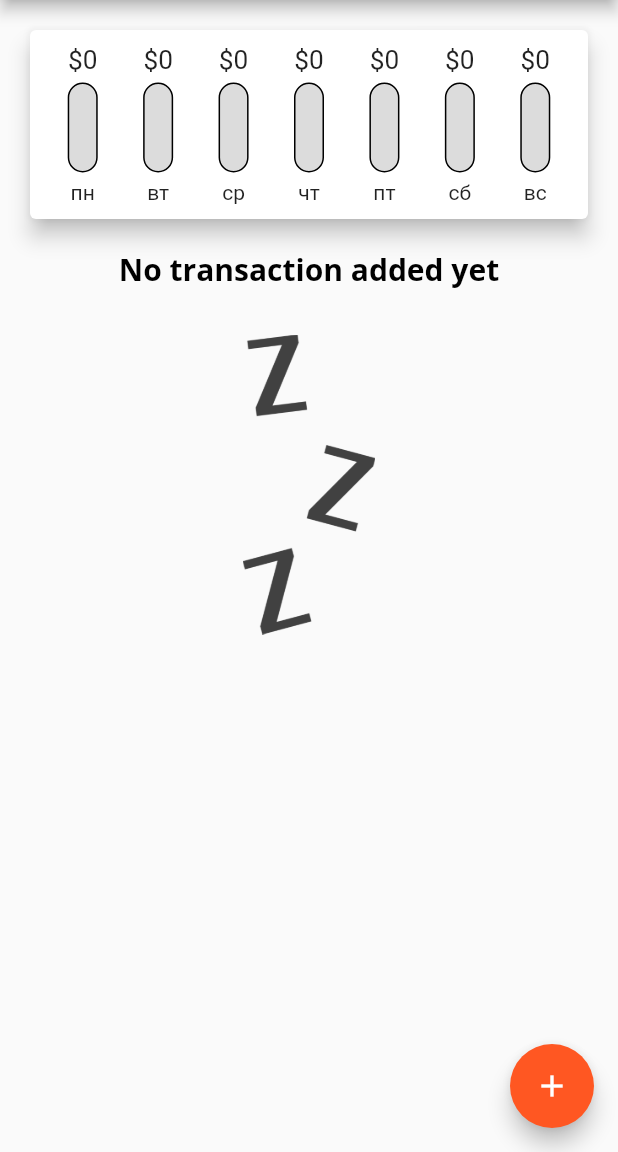
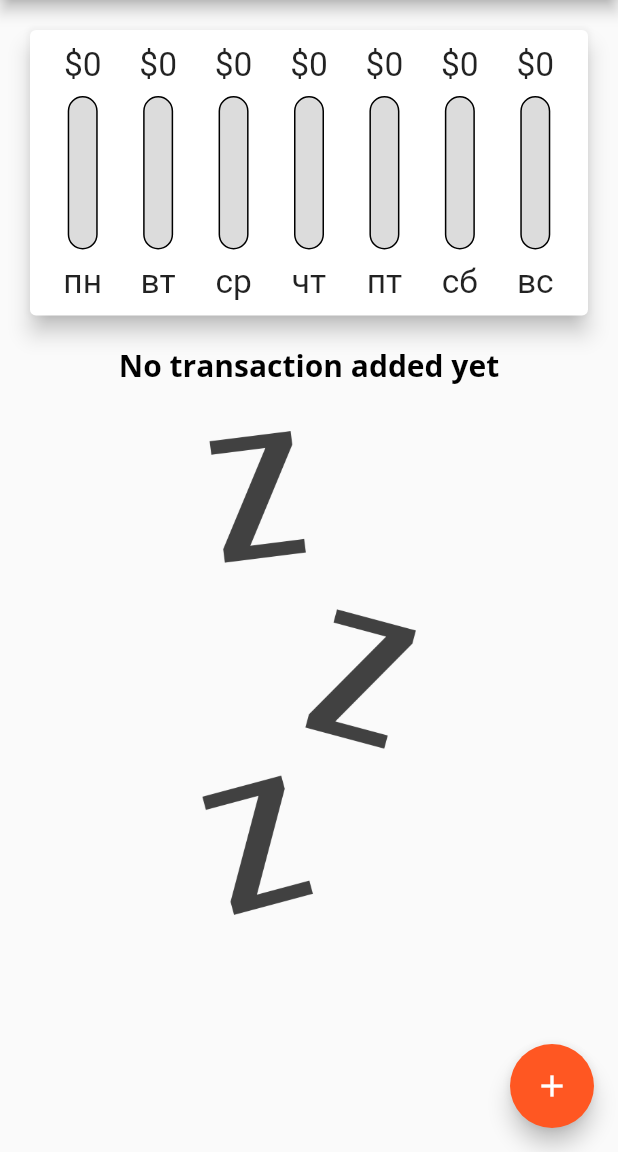
Before and after one commit to Teosa/expense_planner, a Flutter app: the screen it shows after launch, on a phone screen of 412 x 824 dp, the part 84-1236 px from its top. Run offline on Flutter 3.47's test engine with Material 2 defaults, Android fonts, the phone set to English and light mode, and no system bars.

Commit message:
Last changes2

```diff
--- a/lib/main.dart
+++ b/lib/main.dart
@@ -1,7 +1,7 @@
 import 'package:expense_planner/widgets/add_transaction.dart';
 import 'package:flutter/material.dart';
+import 'package:intl/date_symbol_data_local.dart';
 import 'package:intl/intl.dart';
-import 'package:intl/date_symbol_data_local.dart';
 
 import './model/transaction.dart';
 import './widgets/chart.dart';
@@ -10,6 +10,15 @@ import './widgets/transactions_list.dart';
 void main() {
   runApp(MyApp());
 }
+
+// void main() {
+//   WidgetsFlutterBinding.ensureInitialized();
+//   SystemChrome.setPreferredOrientations([
+//     DeviceOrientation.portraitUp,
+//     DeviceOrientation.portraitDown
+//   ]);
+//   runApp(MyApp());
+// }
 
 class MyApp extends StatelessWidget {
   @override
@@ -49,6 +58,7 @@ class MyHomePage extends StatefulWidget {
 
 class _MyHomePageState extends State<MyHomePage> {
   final List<Transaction> _transactions = [];
+  var _childToShow = _MainChildren.TRANSACTION_LIST;
 
   void _addRecord(String title, double amount, DateTime date) {
     setState(() => _transactions.insert(
@@ -57,12 +67,10 @@ class _MyHomePageState extends State<MyHomePage> {
             id: _transactions.length + 1,
             title: title,
             amount: amount,
-            date: date
-        )));
+            date: date)));
   }
 
   void _removeRecord(Transaction transaction) {
-    //_transactions.removeWhere((element) => false);
     setState(() => _transactions.remove(transaction));
   }
 
@@ -82,13 +90,56 @@ class _MyHomePageState extends State<MyHomePage> {
     return _transactions.where((tr) => tr.date.isAfter(weekAgo)).toList();
   }
 
+  List<Widget> _children(BuildContext context, double _freeHeightSpace) {
+    List<Widget> result = [];
+    Orientation orientation = MediaQuery.of(context).orientation;
+
+    if (orientation == Orientation.landscape) {
+      result.add(Row(
+        mainAxisAlignment: MainAxisAlignment.center,
+        children: [
+          Text("Show Chart"),
+          Switch(
+            value: _childToShow == _MainChildren.CHART,
+            onChanged: (value) {
+              setState(() {
+                _childToShow = value
+                    ? _MainChildren.CHART
+                    : _MainChildren.TRANSACTION_LIST;
+              });
+            },
+          ),
+        ],
+      ));
+    }
+
+    if (orientation == Orientation.portrait ||
+        _childToShow == _MainChildren.CHART) {
+      result.add(Container(
+        height: orientation == Orientation.portrait
+            ? _freeHeightSpace * 0.3
+            : _freeHeightSpace * 0.7,
+        child: Chart(_recentTransactions),
+      ));
+    }
+
+    if (orientation == Orientation.portrait ||
+        _childToShow == _MainChildren.TRANSACTION_LIST) {
+      result.add(Container(
+        height: _freeHeightSpace * 0.7,
+        child: TransactionsListWidget(_transactions, _removeRecord),
+      ));
+    }
+
+    return result;
+  }
+
   @override
   Widget build(BuildContext context) {
     initializeDateFormatting();
     Intl.defaultLocale = "ru";
 
-    return Scaffold(
-      appBar: AppBar(
+    final _appBar = AppBar(
       title: Text("Flutter App"),
       actions: [
         IconButton(
@@ -96,13 +147,17 @@ class _MyHomePageState extends State<MyHomePage> {
           icon: Icon(Icons.add),
         )
       ],
-      ),
+    );
+
+    final _freeHeightSpace = MediaQuery.of(context).size.height -
+        _appBar.preferredSize.height -
+        MediaQuery.of(context).padding.top;
+
+    return Scaffold(
+      appBar: _appBar,
       body: SingleChildScrollView(
         child: Column(
-          children: <Widget>[
-            Chart(_recentTransactions),
-            TransactionsListWidget(_transactions, _removeRecord),
-          ],
+          children: _children(context, _freeHeightSpace),
         ),
       ),
       floatingActionButton: FloatingActionButton(
@@ -112,3 +167,5 @@ class _MyHomePageState extends State<MyHomePage> {
     );
   }
 }
+
+enum _MainChildren { CHART, TRANSACTION_LIST }
--- a/lib/widgets/chart.dart
+++ b/lib/widgets/chart.dart
@@ -46,7 +46,7 @@ class Chart extends StatelessWidget {
   @override
   Widget build(BuildContext context) {
     return Container(
-      width: double.infinity,
+      width: MediaQuery.of(context).size.width,
       child: Card(
           elevation: 6,
           margin: EdgeInsets.all(20),
--- a/lib/widgets/chart_bar.dart
+++ b/lib/widgets/chart_bar.dart
@@ -10,20 +10,21 @@ class ChartBar extends StatelessWidget {
 
   @override
   Widget build(BuildContext context) {
+    return LayoutBuilder(builder: (ctx, constraints) {
       return Container(
         child: Column(
           children: [
             Container(
-            height: 20,
+              height: constraints.maxHeight * 0.15,
               child: FittedBox(
                 child: Text("\$${_record.amount.toStringAsFixed(0)}"),
               ),
             ),
             SizedBox(
-            height: 5,
+              height: constraints.maxHeight * 0.05,
             ),
             Container(
-            height: 60,
+              height: constraints.maxHeight * 0.6,
               width: 20,
               child: Stack(
                 children: [
@@ -50,11 +51,15 @@ class ChartBar extends StatelessWidget {
               ),
             ),
             SizedBox(
-            height: 5,
+              height: constraints.maxHeight * 0.05,
             ),
-          Text("${_record.day}"),
+            Container(
+              height: constraints.maxHeight * 0.15,
+              child: FittedBox(child: Text("${_record.day}")),
+            ),
           ],
         ),
       );
+    });
   }
 }
--- a/lib/widgets/transactions_list.dart
+++ b/lib/widgets/transactions_list.dart
@@ -12,7 +12,6 @@ class TransactionsListWidget extends StatelessWidget {
   @override
   Widget build(BuildContext context) {
     return Container(
-      height: 400,
       child: _getChild(context),
     );
   }
@@ -26,6 +25,7 @@ class TransactionsListWidget extends StatelessWidget {
         itemCount: _transactions.length,
       );
     } else {
+      return LayoutBuilder(builder: (ctx, constraints) {
         return Column(
           children: [
             Text(
@@ -36,13 +36,14 @@ class TransactionsListWidget extends StatelessWidget {
               height: 30,
             ),
             Container(
-              height: 200,
+                height: constraints.maxHeight * 0.6,
                 child: Image.asset(
                   "resources/images/waiting.png",
                   fit: BoxFit.cover,
                 )),
           ],
         );
+      });
     }
   }
 }
@@ -52,6 +53,21 @@ class _TransactionWidget extends StatelessWidget {
   final Function _removeRecord;
 
   _TransactionWidget(this._transaction, this._removeRecord);
+
+  Widget _getDeleteButton(BuildContext context) {
+    if(MediaQuery.of(context).size.width > 360) {
+      return TextButton.icon(
+          onPressed: () => _removeRecord(_transaction),
+          icon: Icon(Icons.delete),
+          label: Text("Delete"),
+      );
+    } else {
+      return IconButton(
+        icon: Icon(Icons.delete),
+        onPressed: () => _removeRecord(_transaction),
+      );
+    }
+  }
 
   @override
   Widget build(BuildContext context) {
@@ -75,10 +91,7 @@ class _TransactionWidget extends StatelessWidget {
           DateFormat.yMMMMd("ru").format(_transaction.date),
           style: TextStyle(fontStyle: FontStyle.italic, color: Colors.blueGrey),
         ),
-        trailing: IconButton(
-          icon: Icon(Icons.delete),
-          onPressed: () => _removeRecord(_transaction),
-        ),
+        trailing: _getDeleteButton(context),
       ),
     );
   }
```
Also changed, not shown: lib/widgets/add_transaction.dart (+9 -2 lines). Lines whose indentation alone changed are shown as unchanged.
